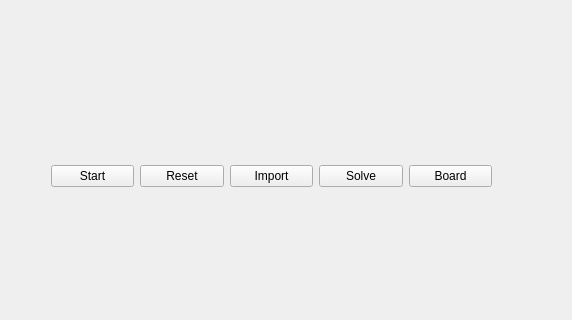
This is Puzzme/mainwindow.ui in p-wojt/PuzzMe as Qt 5 draws it before an edit; both pictures show x 279 to 851 and y 274 to 594 of the 952 by 594 pixel window. The edited form follows.
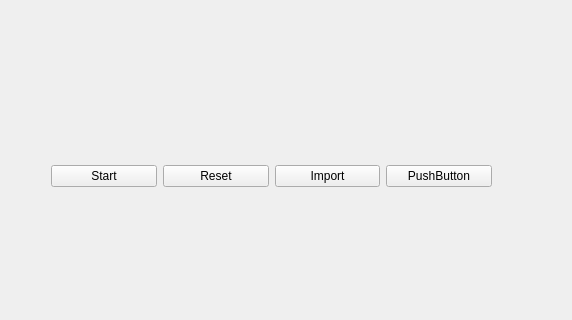
This is the edited form.

Commit message: board & image display & validator

What changed in the file:
```diff
--- a/Puzzme/mainwindow.ui
+++ b/Puzzme/mainwindow.ui
@@ -126,17 +126,10 @@
        </property>
       </widget>
      </item>
-     <item>
-      <widget class="QPushButton" name="solveButton">
-       <property name="text">
-        <string>Solve</string>
-       </property>
-      </widget>
-     </item>
      <item>
       <widget class="QPushButton" name="boardButton">
        <property name="text">
-        <string>Board</string>
+        <string>PushButton</string>
        </property>
       </widget>
      </item>
```
Left out of the diff: 11 changed lines with no effect on the pictures. The commit also changes 18 other files.
